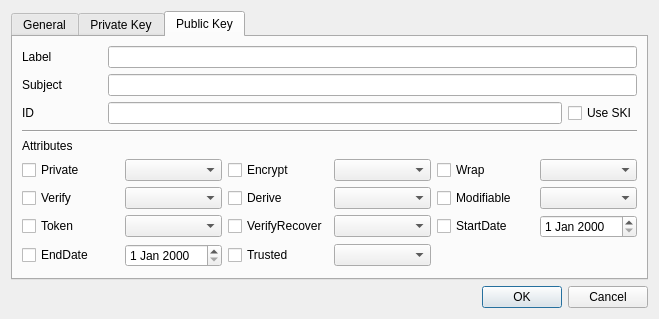
Qt form CryptokiMan/import_pri_key_dlg.ui (jykim74/CryptokiMan) before a commit.
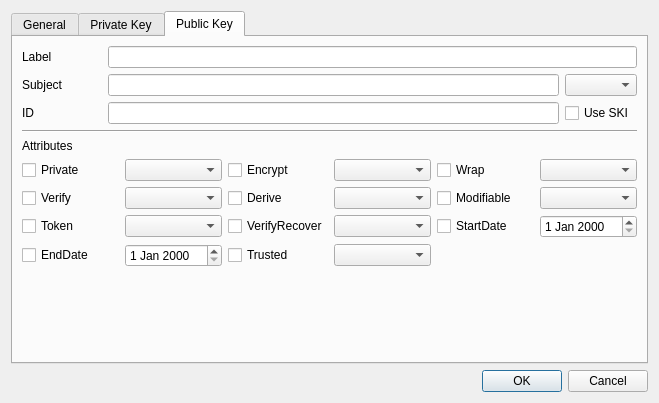
The same form after that commit.

Commit message: Subject 값에서 Text 와 DER 선택 지원

Diff of the .ui file:
```diff
--- a/CryptokiMan/import_pri_key_dlg.ui
+++ b/CryptokiMan/import_pri_key_dlg.ui
@@ -7,7 +7,7 @@
     <x>0</x>
     <y>0</y>
     <width>659</width>
-    <height>304</height>
+    <height>403</height>
    </rect>
   </property>
   <property name="windowTitle">
@@ -648,12 +648,15 @@
            </property>
           </widget>
          </item>
-         <item row="1" column="1" colspan="2">
-          <widget class="QLineEdit" name="mPubSubjectText"/>
-         </item>
          <item row="0" column="1" colspan="2">
           <widget class="QLineEdit" name="mPubLabelText"/>
          </item>
+         <item row="1" column="1">
+          <widget class="QLineEdit" name="mPubSubjectText"/>
+         </item>
+         <item row="1" column="2">
+          <widget class="QComboBox" name="mPubSubjectTypeCombo"/>
+         </item>
         </layout>
        </item>
        <item>
```
Left out of the diff: 9 changed lines with no effect on the pictures. The commit also changes 20 other files.
